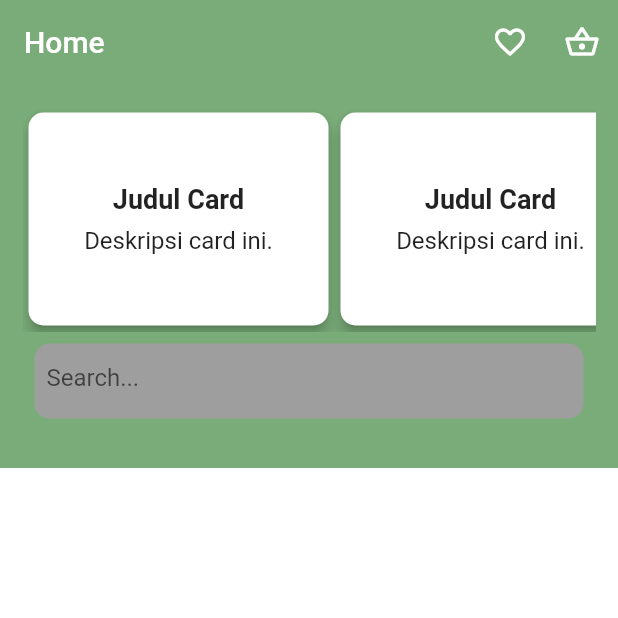
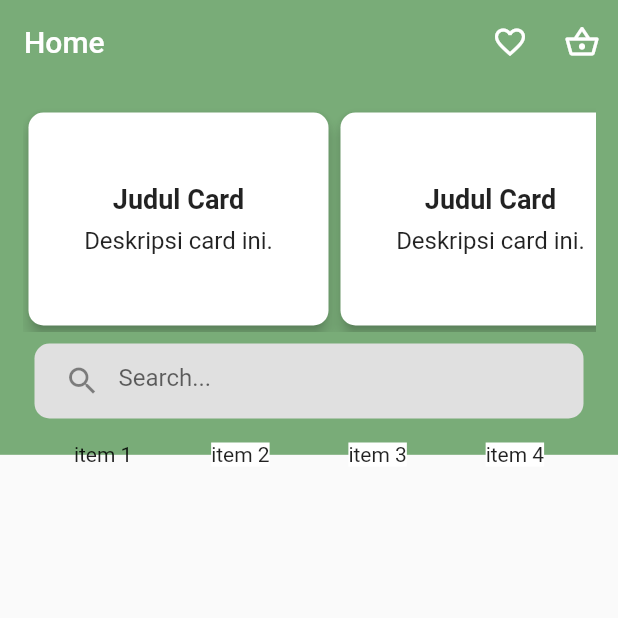
Before and after one commit to adiyuda46/quick_mart, a Flutter app: the screen it shows after launch, after a tap on "get started", after a tap on "Login", on a phone screen of 412 x 824 dp, the top half of it. Run offline on Flutter 3.47's test engine with Material 2 defaults, Android fonts, the phone set to English and light mode, and no system bars.

Commit message:
[fixing] layout

```diff
--- a/lib/ui/page/homePage.dart
+++ b/lib/ui/page/homePage.dart
@@ -1,5 +1,7 @@
+import 'package:flutter/foundation.dart';
 import 'package:flutter/material.dart';
 import 'package:ta_mopro/ui/util/util.dart';
+import 'package:ta_mopro/ui/widget/category.dart';
 import 'package:ta_mopro/ui/widget/search.dart';
 import '../widget/benner.dart';
 
@@ -13,11 +15,11 @@ class HomePage extends StatefulWidget {
 class _HomePageState extends State<HomePage> {
   @override
   Widget build(BuildContext context) {
-    //  var mediaQuery = MediaQuery.of(context);
-    // var Tinggi = mediaQuery.size.height;
-    // var Lebar = mediaQuery.size.width;
+ final double tinggi = MediaQuery.of(context).size.height;
+    final double lebar = MediaQuery.of(context).size.width;
     return Scaffold(
       appBar: AppBar(
+        automaticallyImplyLeading: false,
         backgroundColor: PrimaryColor,
         elevation: 0,
         title: Text("Home"),
@@ -37,23 +39,21 @@ class _HomePageState extends State<HomePage> {
         ],
       ),
       body: Stack(
+
         children: [
           Column(
             children: [
-              Expanded(
-                flex: 1,
-                child: Container(
-                  decoration: BoxDecoration(
-                    color: PrimaryColor,
-                  ),
+              Container(
+                height: tinggi * 0.3,
+                width: lebar,
+                decoration: BoxDecoration(
+                  color: PrimaryColor,
                 ),
               ),
-              Expanded(
-                flex: 2,
-                child: Container(
-                  decoration: BoxDecoration(
-                    color: Colors.white,
-                  ),
+              Container(
+                width: lebar,
+                decoration: BoxDecoration(
+                  color: Colors.red,
                 ),
               ),
             ],
@@ -64,7 +64,7 @@ class _HomePageState extends State<HomePage> {
               children: [
                 Container(
                   height: 150,
-                  width: double.infinity,
+                  width: lebar,
                   child: ListView(
                     scrollDirection: Axis.horizontal,
                     children: [
@@ -85,14 +85,20 @@ class _HomePageState extends State<HomePage> {
                   child: Center(
                     child: Container(
                        height: 50,
-                      width: double.infinity,
+                      width: lebar,
                       child: Search(),
                       decoration: BoxDecoration(
-                        color: Colors.grey,
+                        color: Colors.grey.shade300,
                         borderRadius: BorderRadius.circular(10)
                       ),
 
                     ),
+                  ),
+                ),
+                Padding(
+                  padding: const EdgeInsets.all(8.0),
+                  child: Container(
+                    child: Kategori(),
                   ),
                 )
               ],
--- a/lib/ui/page/login_page.dart
+++ b/lib/ui/page/login_page.dart
@@ -7,41 +7,29 @@ class LoginPage extends StatelessWidget {
   @override
   Widget build(BuildContext context) {
     return Scaffold(
-      body: SingleChildScrollView(
-        child: Container(
-          color: PrimaryColor,
-          padding: EdgeInsets.symmetric(vertical: 25),
+      body: Container(
+      height: MediaQuery.of(context).size.height,
+      width: MediaQuery.of(context).size.width,
+        color: PrimaryColor,
+        child: SingleChildScrollView(
           child: Column(
+            mainAxisSize: MainAxisSize.max,
             mainAxisAlignment: MainAxisAlignment.center,
             children: [
               SizedBox(height: 25),
               Container(
-                height: 250,
-                width: 250,
+                height: 350,
+                width: 350,
                 decoration: BoxDecoration(
                   image: DecorationImage(
-                    image: AssetImage('assets/keranjang.png'),
+                    image: AssetImage('assets/logo.png'),
                     fit: BoxFit.cover,
                   ),
                 ),
               ),
-              SizedBox(height: 16),
+
               Container(
-                padding: EdgeInsets.all(16),
-                child: Center(
-                  child: Text(
-                    "Quick mart",
-                    style: TextStyle(
-                      fontSize: 26,
-                      fontWeight: FontWeight.bold,
-                      color: Colors.black,
-                    ),
-                  ),
-                ),
-              ),
-              SizedBox(height: 32),
-              Container(
-                padding: EdgeInsets.symmetric(horizontal: 32),
+                padding: EdgeInsets.symmetric(horizontal: 41),
                 child: Column(
                   children: [
                     TextField(
@@ -56,7 +44,7 @@ class LoginPage extends StatelessWidget {
                         hintStyle: const TextStyle()
                       ),
                     ),
-                    SizedBox(height: 16),
+                    SizedBox(height: 24),
                     TextField(
                       decoration: InputDecoration(
                         hintText: 'Password',
@@ -67,7 +55,7 @@ class LoginPage extends StatelessWidget {
                       ),
                       obscureText: true,
                     ),
-                    SizedBox(height: 24),
+                    SizedBox(height: 19),
                     ElevatedButton(
                       onPressed: () {
                         Navigator.pushReplacementNamed(context, '/homePage');
@@ -83,17 +71,18 @@ class LoginPage extends StatelessWidget {
                           shape: RoundedRectangleBorder(
                               borderRadius: BorderRadius.circular(10),),),
                     ),
-                    SizedBox(height: 10),
+                    SizedBox(height: 22),
                     Text("Don't have an account yet?"),
-                    TextButton(
-                      onPressed: () {
-                        Navigator.pushNamed(context, '/register');
+                    InkWell(
+                      onTap: () {
+                         Navigator.pushNamed(context, '/register');
                       },
                       child: Text(
                         "Register Now!",
                         style: TextStyle(color: Colors.white),
                       ),
                     ),
+                   // SizedBox(height: 10,)
                   ],
                 ),
               ),
--- a/lib/ui/page/register_page.dart
+++ b/lib/ui/page/register_page.dart
@@ -7,39 +7,29 @@ class RegisterPage extends StatelessWidget {
   @override
   Widget build(BuildContext context) {
     return Scaffold(
-      body: SingleChildScrollView(
-        child: Container(
+      //resizeToAvoidBottomInset: false,
+
+      body: Container(
+        height: MediaQuery.of(context).size.height,
+        width: MediaQuery.of(context).size.width,
         color: PrimaryColor,
-          padding: EdgeInsets.symmetric(vertical: 25),
+        //padding: EdgeInsets.symmetric(vertical: 30),
+        child: SingleChildScrollView(
           child: Column(
+            mainAxisSize: MainAxisSize.max,
             mainAxisAlignment: MainAxisAlignment.center,
             children: [
               SizedBox(height: 25),
               Container(
-                height: 250,
-                width: 250,
+                height: 350,
+                width: 350,
                 decoration: BoxDecoration(
                   image: DecorationImage(
-                    image: AssetImage('assets/keranjang.png'),
+                    image: AssetImage('assets/logo.png'),
                     fit: BoxFit.cover,
                   ),
                 ),
               ),
-              SizedBox(height: 16),
-              Container(
-                padding: EdgeInsets.all(16),
-                child: Center(
-                  child: Text(
-                    "Quick mart",
-                    style: TextStyle(
-                      fontSize: 26,
-                      fontWeight: FontWeight.bold,
-                      color: Colors.black,
-                    ),
-                  ),
-                ),
-              ),
-              SizedBox(height: 32),
               Container(
                 padding: EdgeInsets.symmetric(horizontal: 32),
                 child: Column(
@@ -53,8 +43,7 @@ class RegisterPage extends StatelessWidget {
                           border: OutlineInputBorder(
                             borderRadius: BorderRadius.circular(10),
                           ),
-                        hintStyle: const TextStyle()
-                      ),
+                          hintStyle: const TextStyle()),
                     ),
                     SizedBox(height: 16),
                     TextField(
@@ -63,14 +52,13 @@ class RegisterPage extends StatelessWidget {
                         filled: true,
                         fillColor: Colors.white,
                         border: OutlineInputBorder(
-                            borderRadius: BorderRadius.circular(10),),
+                            borderRadius: BorderRadius.circular(10)),
                       ),
                       obscureText: true,
                     ),
                     SizedBox(height: 24),
                     ElevatedButton(
                       onPressed: () {
-                      //  Navigator.pushReplacementNamed(context, '/homePage');
                         Navigator.pushReplacementNamed(context, '/loginPage');
                         // Logika untuk proses login
                       },
@@ -82,10 +70,12 @@ class RegisterPage extends StatelessWidget {
                         backgroundColor: Colors.black,
                         fixedSize: Size(150, 50),
                         shape: RoundedRectangleBorder(
-                              borderRadius: BorderRadius.circular(10))),
+                          borderRadius: BorderRadius.circular(10),
                         ),
-                    SizedBox(height: 100),
+                      ),
+                    ),
 
+                    // SizedBox(height: 10,)
                   ],
                 ),
               ),
--- a/lib/ui/page/splash.dart
+++ b/lib/ui/page/splash.dart
@@ -1,6 +1,7 @@
 import 'dart:async';
 
 import 'package:flutter/material.dart';
+import 'package:ta_mopro/ui/util/util.dart';
 
 class SplashPage extends StatefulWidget {
   const SplashPage({super.key});
@@ -10,7 +11,7 @@ class SplashPage extends StatefulWidget {
 }
 
 class _SplashPageState extends State<SplashPage> {
-void initState(){
+  void initState() {
     Timer(Duration(seconds: 4), () {
       Navigator.pushReplacementNamed(context, '/getStart');
     });
@@ -20,11 +21,22 @@ void initState(){
   @override
   Widget build(BuildContext context) {
     return Scaffold(
-      body: Container(
+      body: Stack(children: [
+Container(
+  color: PrimaryColor,
+),
+
+        Center(
+          child: Container(
+            height: 500,
+            width: 500,
             decoration: BoxDecoration(
-  image: DecorationImage(image: AssetImage('assets/quick-splash.png'),fit: BoxFit.cover)
+                color: PrimaryColor,
+                image: DecorationImage(
+                    image: AssetImage('assets/logo.png'), fit: BoxFit.cover)),
           ),
         ),
+      ]),
     );
   }
 }
--- /dev/null
+++ b/lib/ui/widget/category.dart
@@ -0,0 +1,68 @@
+import 'package:flutter/material.dart';
+
+class Kategori extends StatelessWidget {
+  const Kategori({super.key});
+
+  @override
+  Widget build(BuildContext context) {
+    return Container(
+     // height: 50,
+            width: double.infinity,
+            //color: Colors.amber,
+      child: Row(
+        mainAxisAlignment: MainAxisAlignment.spaceAround,
+        children: [
+          Flexible(
+            flex: 1,
+            child: GestureDetector(
+              onTap: () {
+                // navigator
+                Navigator.pushNamed(context, '/loginPage');
+              },
+              child: Container(
+                child: Text("item 1"),
+               // color: Colors.white,
+              ),
+            ),
+          ),
+             Flexible(
+            flex: 1,
+            child: GestureDetector(
+              onDoubleTap: () {
+                // navigator
+              },
+              child: Container(
+                child: Text("item 2"),
+                color: Colors.white,
+              ),
+            ),
+          ),
+             Flexible(
+            flex: 1,
+            child: GestureDetector(
+              onDoubleTap: () {
+                // navigator
+              },
+              child: Container(
+                child: Text("item 3"),
+                color: Colors.white,
+              ),
+            ),
+          ),
+             Flexible(
+            flex: 1,
+            child: GestureDetector(
+              onDoubleTap: () {
+                // navigator
+              },
+              child: Container(
+                child: Text("item 4"),
+                color: Colors.white,
+              ),
+            ),
+          ),
+        ],
+      ),
+    );
+  }
+}
--- a/lib/ui/widget/search.dart
+++ b/lib/ui/widget/search.dart
@@ -15,7 +15,9 @@ class _SearchState extends State<Search> {
       child: TextField(
         decoration: InputDecoration(
           hintText: 'Search...',
-          border: InputBorder.none
+          border: InputBorder.none,
+             prefixIcon: Icon(Icons.search), // Ikon sebelum teks input
+
         ),
       ),
     );
```
Also changed, not shown: assets/logo.png (added). Lines whose indentation alone changed are shown as unchanged.
